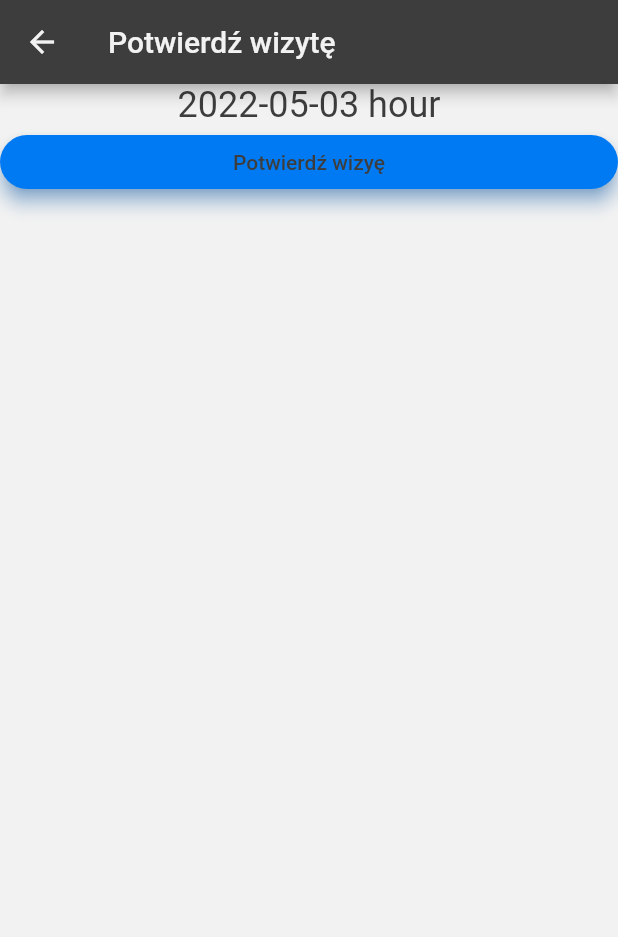
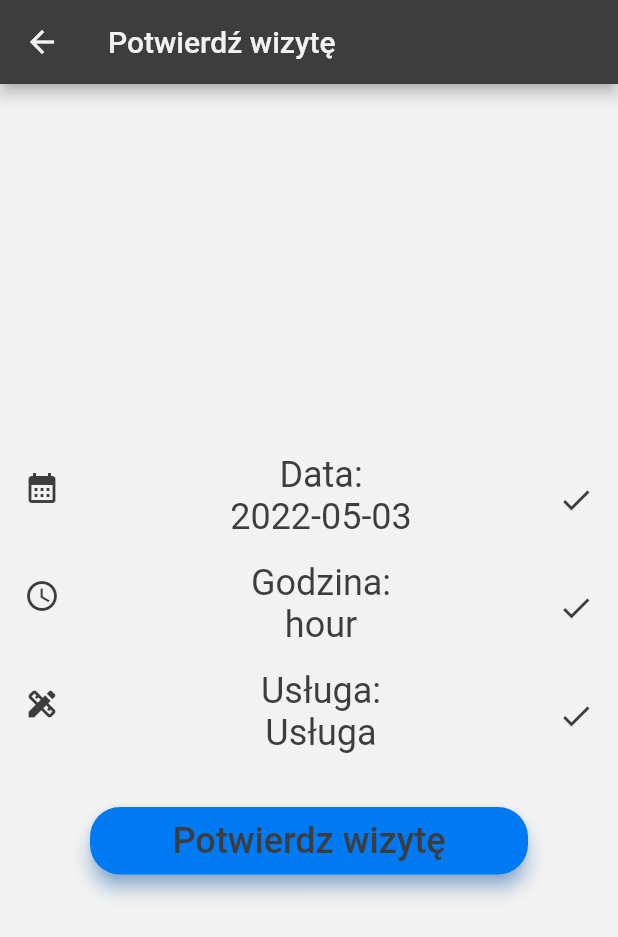
Before and after one commit to MePhew-GonteQ-Industries/zolza-hairstyles-app, a Flutter app: the ConfirmAppointment screen opened by its route, on a phone screen of 412 x 824 dp. Shown: the top 937 px of the screen. Run offline on Flutter 3.47's test engine with Material 2 defaults, Android fonts, the phone set to English and light mode, and no system bars; our stand-ins replace connectivity_plus, flutter_datetime_picker, flutter_secure_storage, flutter_svg, hooks_riverpod and 2 more; missing offline and left inert: dart:ffi; accounts and stored records are empty; network calls fail.

```diff
--- a/lib/screens/confirmappointment.dart
+++ b/lib/screens/confirmappointment.dart
@@ -28,41 +28,130 @@ class _ConfirmAppointment extends State<ConfirmAppointment> {
         ),
       ),
       body: Center(
+        child: Align(
+          alignment: Alignment.center,
           child: Column(
+            mainAxisAlignment: MainAxisAlignment.center,
+            crossAxisAlignment: CrossAxisAlignment.center,
+            // physics: const NeverScrollableScrollPhysics(),
             children: [
-            Text(
-              TemporaryStorage.date + ' ' + TemporaryStorage.startHour,
+              ListTile(
+                leading: Icon(
+                  Icons.calendar_month,
+                  color: Theme.of(context).primaryColor,
+                ),
+                title: Text(
+                  'Data:',
+                  textAlign: TextAlign.center,
                   style: TextStyle(
-                  color: Theme.of(context).primaryColor, fontSize: 24),
+                    color: Theme.of(context).primaryColor,
+                    fontSize: 24,
                   ),
-            SizedBox(
-              width: double.infinity,
-              child: ElevatedButton(
-                style: ElevatedButton.styleFrom(
-                  elevation: 5,
-                  padding: const EdgeInsets.all(10),
-                  shape: RoundedRectangleBorder(
-                    borderRadius: BorderRadius.circular(20),
                 ),
-                  primary: Theme.of(context).primaryColorDark,
-                  shadowColor: const Color(0xCC007aF3),
+                subtitle: Text(
+                  TemporaryStorage.date,
+                  textAlign: TextAlign.center,
+                  style: TextStyle(
+                    color: Theme.of(context).primaryColor,
+                    fontSize: 24,
                   ),
-                child: Text(
-                  'Potwierdź wizyę',
-                  style: TextStyle(
+                ),
+                trailing: Icon(
+                  Icons.check,
                   color: Theme.of(context).primaryColor,
                 ),
               ),
+              ListTile(
+                leading: Icon(
+                  Icons.access_time,
+                  color: Theme.of(context).primaryColor,
+                ),
+                title: Text(
+                  'Godzina:',
+                  textAlign: TextAlign.center,
+                  style: TextStyle(
+                    color: Theme.of(context).primaryColor,
+                    fontSize: 24,
+                  ),
+                ),
+                subtitle: Text(
+                  TemporaryStorage.startHour,
+                  textAlign: TextAlign.center,
+                  style: TextStyle(
+                    color: Theme.of(context).primaryColor,
+                    fontSize: 24,
+                  ),
+                ),
+                trailing: Icon(
+                  Icons.check,
+                  color: Theme.of(context).primaryColor,
+                ),
+              ),
+              ListTile(
+                leading: Icon(
+                  Icons.design_services_rounded,
+                  color: Theme.of(context).primaryColor,
+                ),
+                title: Text(
+                  'Usługa:',
+                  textAlign: TextAlign.center,
+                  style: TextStyle(
+                    color: Theme.of(context).primaryColor,
+                    fontSize: 24,
+                  ),
+                ),
+                subtitle: Text(
+                  TemporaryStorage.service,
+                  textAlign: TextAlign.center,
+                  style: TextStyle(
+                    color: Theme.of(context).primaryColor,
+                    fontSize: 24,
+                  ),
+                ),
+                trailing: Icon(
+                  Icons.check,
+                  color: Theme.of(context).primaryColor,
+                ),
+              ),
+              const SizedBox(
+                height: 25,
+              ),
+              Padding(
+                padding: const EdgeInsets.only(
+                  left: 60,
+                  right: 60,
+                ),
+                child: SizedBox(
+                  width: double.infinity,
+                  height: 45,
+                  child: ElevatedButton(
                     onPressed: () async {
                       Response response = await createAppointment();
                       print(response.statusCode);
                       print(response.body);
                     },
+                    child: Text(
+                      'Potwierdz wizytę',
+                      style: TextStyle(
+                        color: Theme.of(context).primaryColor,
+                        fontSize: 24,
+                      ),
+                    ),
+                    style: ElevatedButton.styleFrom(
+                      primary: Theme.of(context).primaryColorDark,
+                      shadowColor: const Color(0xCC007AF3),
+                      elevation: 5,
+                      shape: RoundedRectangleBorder(
+                        borderRadius: BorderRadius.circular(20),
+                      ),
+                    ),
+                  ),
                 ),
               ),
             ],
           ),
         ),
+      ),
     );
   }
 }
```
Also changed, not shown: lib/screens/appointmentsscreen.dart (+39 -20 lines), lib/screens/servicesscreen.dart (+11 -0 lines). Lines whose indentation alone changed are shown as unchanged.
